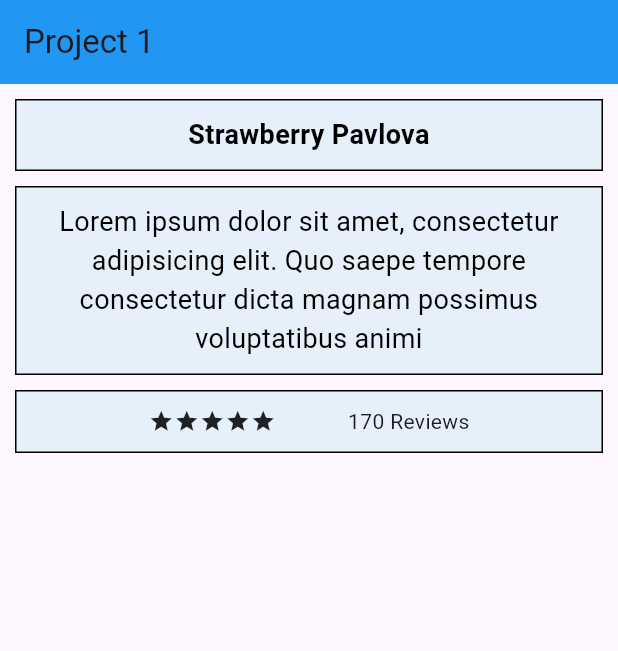
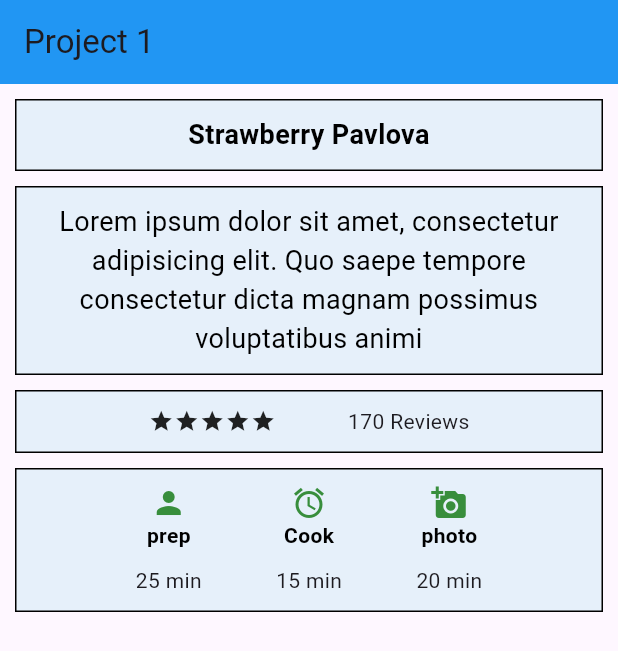
Before and after one commit to Sauzxa/Flutter-Projects, a Flutter app: the screen it shows after launch, on a phone screen of 412 x 824 dp. Shown: the top 651 px of the screen. Run offline on Flutter 3.47's test engine with Material 3 defaults, Android fonts, the phone set to English and light mode, and no system bars.

Commit message:
adding the last Container

```diff
--- a/my_app/lib/main.dart
+++ b/my_app/lib/main.dart
@@ -54,8 +54,8 @@ class MyApp extends StatelessWidget {
               Container(
                   width: 1000,
                   margin: EdgeInsets.only(top: 10),
-                        padding: const EdgeInsets.symmetric(
-                            horizontal: 40, vertical: 10),
+                  padding:
+                      const EdgeInsets.symmetric(horizontal: 40, vertical: 10),
                   alignment: Alignment.center,
                   decoration: BoxDecoration(
                       color: const Color(0xffe6f0fa),
@@ -74,8 +74,68 @@ class MyApp extends StatelessWidget {
                       ),
                       Text("170 Reviews")
                     ],
-                        ))
+                  )),
+              Container(
+                padding: EdgeInsets.symmetric(horizontal: 30, vertical: 10),
+                margin: EdgeInsets.only(top: 10),
+                decoration: BoxDecoration(
+                    color: const Color(0xffe6f0fa),
+                    border: Border.all(color: Colors.black)),
+                width: 1000,
+                alignment: Alignment.center,
+                child: Row(
+                  mainAxisAlignment: MainAxisAlignment.spaceEvenly,
+                  children: [
+                    Column(
+                      children: [
+                        Icon(
+                          Icons.person,
+                          color: Colors.green[700],
+                        ),
+                        Text(
+                          "prep",
+                          style: TextStyle(
+                              fontWeight: FontWeight.bold, color: Colors.black),
+                        ),
+                        Container(height: 10),
+                        Text("25 min")
                       ],
-                ))));
+                    ),
+                    Column(
+                      children: [
+                        Icon(
+                          Icons.access_alarm,
+                          color: Colors.green[700],
+                        ),
+                        Text(
+                          "Cook",
+                          style: TextStyle(
+                              fontWeight: FontWeight.bold, color: Colors.black),
+                        ),
+                        Container(height: 10),
+                        Text("15 min")
+                      ],
+                    ),
+                    Column(
+                      children: [
+                        Icon(
+                          Icons.add_a_photo,
+                          color: Colors.green[700],
+                        ),
+                        Text(
+                          "photo",
+                          style: TextStyle(
+                              fontWeight: FontWeight.bold, color: Colors.black),
+                        ),
+                        Container(height: 10),
+                        Text("20 min")
+                      ],
+                    )
+                  ],
+                ),
+              )
+            ],
+          )),
+    ));
   }
 }
```
Lines whose indentation alone changed are shown as unchanged.
